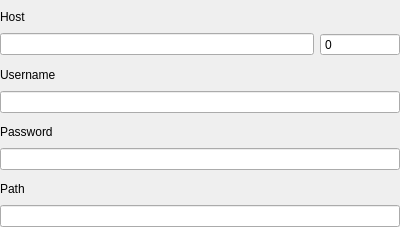
First picture: the form in addon/FTP/ftp_form_general.ui, repository fengzhu2007/anycode, before the edit.
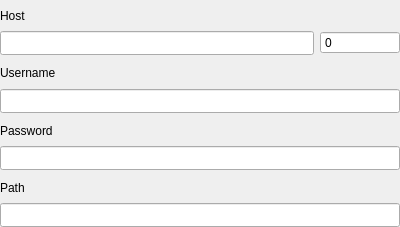
Second picture: the form after the edit. Icons and pictures are not drawn. Custom widgets are drawn as their Qt base class.

```diff
--- a/addon/FTP/ftp_form_general.ui
+++ b/addon/FTP/ftp_form_general.ui
@@ -60,7 +60,14 @@
    <item>
     <layout class="QHBoxLayout" name="horizontalLayout">
      <item>
-      <widget class="QLineEdit" name="hostLineEdit"/>
+      <widget class="QLineEdit" name="hostLineEdit">
+       <property name="minimumSize">
+        <size>
+         <width>0</width>
+         <height>24</height>
+        </size>
+       </property>
+      </widget>
      </item>
      <item>
       <widget class="QSpinBox" name="portSpinBox">
@@ -125,7 +132,14 @@
     </widget>
    </item>
    <item>
-    <widget class="QLineEdit" name="usernameLineEdit"/>
+    <widget class="QLineEdit" name="usernameLineEdit">
+     <property name="minimumSize">
+      <size>
+       <width>0</width>
+       <height>24</height>
+      </size>
+     </property>
+    </widget>
    </item>
    <item>
     <spacer name="verticalSpacer_2">
@@ -166,7 +180,13 @@
     </widget>
    </item>
    <item>
-    <widget class="QLineEdit" name="passwordLineEdit">
+    <widget class="ady::PasswordEdit" name="passwordLineEdit">
+     <property name="minimumSize">
+      <size>
+       <width>0</width>
+       <height>24</height>
+      </size>
+     </property>
      <property name="echoMode">
       <enum>QLineEdit::PasswordEchoOnEdit</enum>
      </property>
@@ -205,10 +225,24 @@
     </widget>
    </item>
    <item>
-    <widget class="QLineEdit" name="pathLineEdit"/>
+    <widget class="QLineEdit" name="pathLineEdit">
+     <property name="minimumSize">
+      <size>
+       <width>0</width>
+       <height>24</height>
+      </size>
+     </property>
+    </widget>
    </item>
   </layout>
  </widget>
+ <customwidgets>
+  <customwidget>
+   <class>ady::PasswordEdit</class>
+   <extends>QLineEdit</extends>
+   <header location="global">components/password_edit.h</header>
+  </customwidget>
+ </customwidgets>
  <resources/>
  <connections/>
 </ui>
```
Left out of the diff: 11 changed lines with no effect on the pictures.
